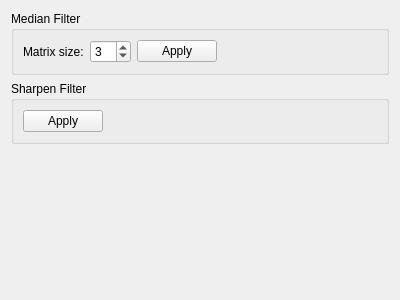
This is medianborderfilter.ui in Snuux/ImageProcessingApp as Qt 5 draws it before an edit. The edited form follows.
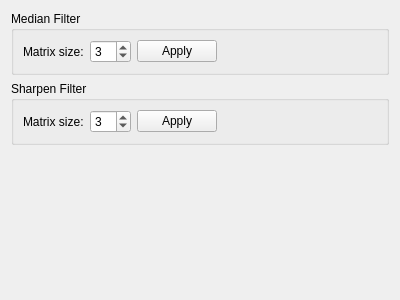
This is the edited form.

What changed in the file:
```diff
--- a/medianborderfilter.ui
+++ b/medianborderfilter.ui
@@ -63,6 +63,20 @@
       <string>Sharpen Filter</string>
      </property>
      <layout class="QHBoxLayout" name="horizontalLayout_2">
+      <item>
+       <widget class="QLabel" name="label_2">
+        <property name="text">
+         <string>Matrix size:</string>
+        </property>
+       </widget>
+      </item>
+      <item>
+       <widget class="QSpinBox" name="spinBox_2">
+        <property name="value">
+         <number>3</number>
+        </property>
+       </widget>
+      </item>
       <item>
        <widget class="QPushButton" name="pushButton_2">
         <property name="text">
```
